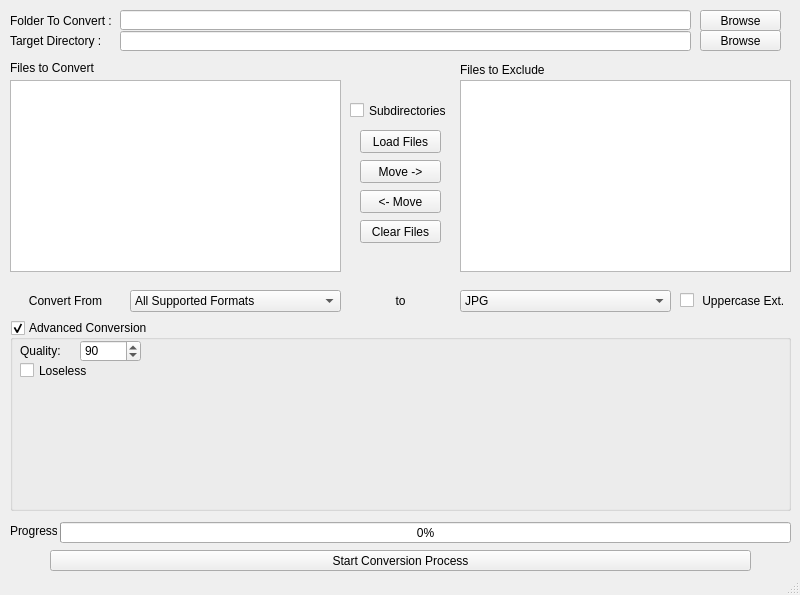
Qt form mainwindow.ui (edgarbarney/BatchImageConverter) before a commit.
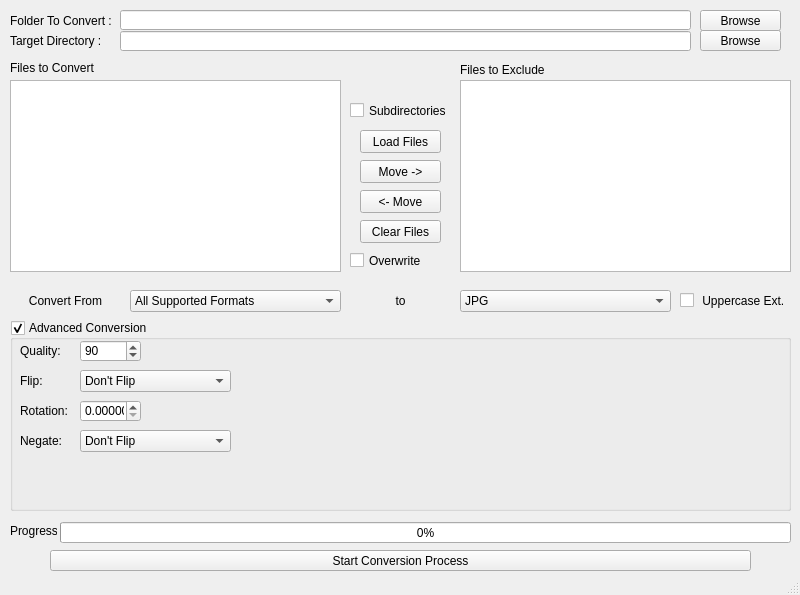
The same form after that commit.

```diff
--- a/mainwindow.ui
+++ b/mainwindow.ui
@@ -405,19 +405,6 @@
     <property name="checked">
      <bool>true</bool>
     </property>
-    <widget class="QCheckBox" name="isLoseless_Cbox">
-     <property name="geometry">
-      <rect>
-       <x>10</x>
-       <y>40</y>
-       <width>121</width>
-       <height>21</height>
-      </rect>
-     </property>
-     <property name="text">
-      <string>Loseless</string>
-     </property>
-    </widget>
     <widget class="QSpinBox" name="quality_Sbox">
      <property name="geometry">
       <rect>
@@ -453,6 +440,151 @@
       <string>Quality:</string>
      </property>
     </widget>
+    <widget class="QComboBox" name="flip_Cbox">
+     <property name="geometry">
+      <rect>
+       <x>70</x>
+       <y>50</y>
+       <width>151</width>
+       <height>22</height>
+      </rect>
+     </property>
+     <property name="statusTip">
+      <string>Flip Settings</string>
+     </property>
+     <property name="editable">
+      <bool>false</bool>
+     </property>
+     <property name="currentIndex">
+      <number>0</number>
+     </property>
+     <property name="placeholderText">
+      <string/>
+     </property>
+     <item>
+      <property name="text">
+       <string>Don't Flip</string>
+      </property>
+     </item>
+     <item>
+      <property name="text">
+       <string>Vertical</string>
+      </property>
+     </item>
+     <item>
+      <property name="text">
+       <string>Horizontal</string>
+      </property>
+     </item>
+     <item>
+      <property name="text">
+       <string>Both</string>
+      </property>
+     </item>
+    </widget>
+    <widget class="QLabel" name="label_9">
+     <property name="geometry">
+      <rect>
+       <x>10</x>
+       <y>50</y>
+       <width>61</width>
+       <height>21</height>
+      </rect>
+     </property>
+     <property name="text">
+      <string>Flip:</string>
+     </property>
+    </widget>
+    <widget class="QLabel" name="label_10">
+     <property name="geometry">
+      <rect>
+       <x>10</x>
+       <y>80</y>
+       <width>61</width>
+       <height>21</height>
+      </rect>
+     </property>
+     <property name="text">
+      <string>Rotation:</string>
+     </property>
+    </widget>
+    <widget class="QDoubleSpinBox" name="rotation_Sbox">
+     <property name="geometry">
+      <rect>
+       <x>70</x>
+       <y>80</y>
+       <width>61</width>
+       <height>22</height>
+      </rect>
+     </property>
+     <property name="statusTip">
+      <string>Rotate the image x degrees in Counter-Clockwise.</string>
+     </property>
+     <property name="decimals">
+      <number>5</number>
+     </property>
+     <property name="maximum">
+      <double>360.000000000000000</double>
+     </property>
+     <property name="stepType">
+      <enum>QAbstractSpinBox::DefaultStepType</enum>
+     </property>
+    </widget>
+    <widget class="QComboBox" name="ngate_Cbox">
+     <property name="geometry">
+      <rect>
+       <x>70</x>
+       <y>110</y>
+       <width>151</width>
+       <height>22</height>
+      </rect>
+     </property>
+     <property name="statusTip">
+      <string>Flip Settings</string>
+     </property>
+     <property name="editable">
+      <bool>false</bool>
+     </property>
+     <property name="currentIndex">
+      <number>0</number>
+     </property>
+     <property name="placeholderText">
+      <string/>
+     </property>
+     <item>
+      <property name="text">
+       <string>Don't Flip</string>
+      </property>
+     </item>
+     <item>
+      <property name="text">
+       <string>Colors</string>
+      </property>
+     </item>
+     <item>
+      <property name="text">
+       <string>Grayscale Only</string>
+      </property>
+     </item>
+     <item>
+      <property name="text">
+       <string>Both</string>
+      </property>
+     </item>
+    </widget>
+    <widget class="QLabel" name="label_11">
+     <property name="geometry">
+      <rect>
+       <x>10</x>
+       <y>110</y>
+       <width>61</width>
+       <height>21</height>
+      </rect>
+     </property>
+     <property name="text">
+      <string>Negate:</string>
+     </property>
+    </widget>
    </widget>
    <widget class="QPushButton" name="loadFiles_Btn">
     <property name="geometry">
@@ -532,6 +664,22 @@
      <string>Folder To Convert :</string>
     </property>
    </widget>
+   <widget class="QCheckBox" name="doOverwrite_Cbox">
+    <property name="geometry">
+     <rect>
+      <x>350</x>
+      <y>250</y>
+      <width>101</width>
+      <height>21</height>
+     </rect>
+    </property>
+    <property name="layoutDirection">
+     <enum>Qt::LeftToRight</enum>
+    </property>
+    <property name="text">
+     <string>Overwrite</string>
+    </property>
+   </widget>
   </widget>
   <widget class="QStatusBar" name="statusbar"/>
  </widget>
```
Left out of the diff: 3 changed lines with no effect on the pictures.
